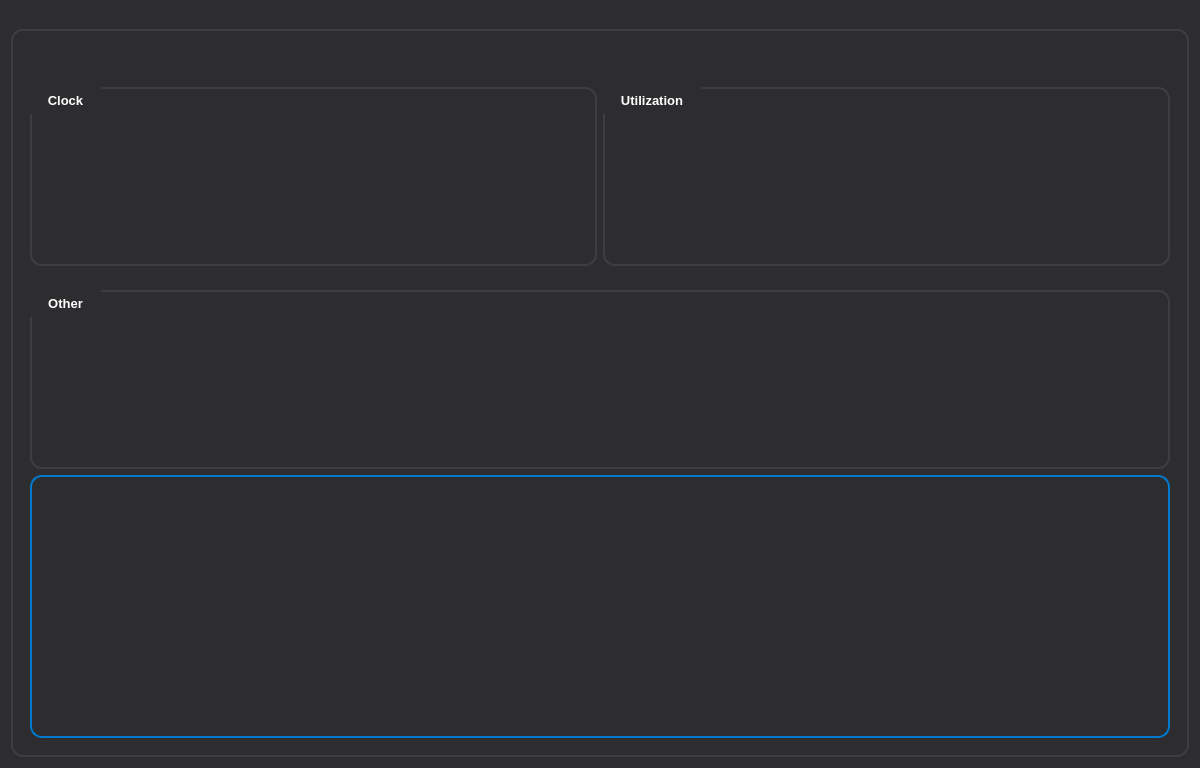
Before: the Qt Designer form LenovoLegion/LenovoLegion-Application/GPUDetails.ui in bolekjar/LenovoLegion, drawn with Qt 5.
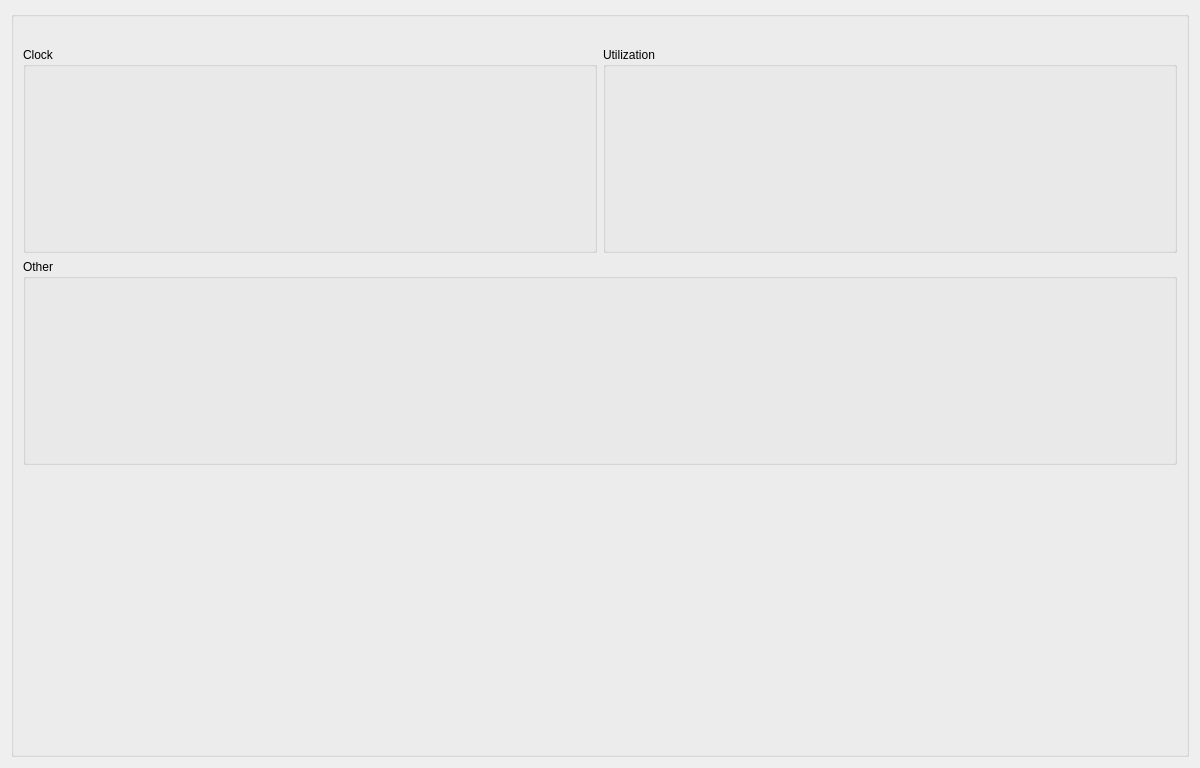
After: the same form once the commit is applied. Icons and pictures are not drawn. Custom widgets are drawn as their Qt base class.

What changed in the file:
```diff
--- a/LenovoLegion/LenovoLegion-Application/GPUDetails.ui
+++ b/LenovoLegion/LenovoLegion-Application/GPUDetails.ui
@@ -29,94 +29,6 @@
    <iconset resource="Resources.qrc">
     <normaloff>:/images/icons/LenovoLegionIco.png</normaloff>:/images/icons/LenovoLegionIco.png</iconset>
   </property>
-  <property name="styleSheet">
-   <string notr="true">/* ===========================
-   Modern Lenovo Legion Theme
-   Enhanced Readability and Styling
-   =========================== */
-
-/* Basic Styling */
-QWidget {
-	background-color: #2d2d30;
-    border-radius: 12px;
-    border: 0px;
-    color: #e0e0e0;
-    font-family: "Segoe UI", "Ubuntu", sans-serif;
-    font-size: 13px;
-}
-
-#GPUDetails {
-	background: qlineargradient(x1:0, y1:0, x2:1, y2:1,
-                              stop:0 #1e1e1e, stop:1 #2d2d30);
-}
-
-/* ===== QGroupBox ===== */
-QGroupBox {
-    border: 2px solid #3e3e42;
-    margin-top: 18px;
-    font-size: 13px;
-    font-weight: 500;
-    border-radius: 12px;
-	background-color: qlineargradient(x1:0, y1:0, x2:0, y2:1,
-                                      stop:0 #3a3a3d, stop:1 #2d2d30);
-    padding: 8px;
-}
-
-QGroupBox::title {
-    subcontrol-position: top left;
-    border-top-left-radius: 10px;
-    border-top-right-radius: 10px;
-    padding: 6px 16px;
-    background: qlineargradient(x1:0, y1:0, x2:1, y2:0,
-                                stop:0 #007acc, stop:1 #005a9e);
-    color: #ffffff;
-    font-weight: bold;
-    letter-spacing: 0.5px;
-}
-
-QGroupBox::indicator {
-    width: 16px;
-    height: 16px;
-}
-
-QGroupBox::indicator:unchecked {
-    background-color: #2d2d30;
-    border: 2px solid #007acc;
-    border-radius: 6px;
-}
-
-QGroupBox::indicator:checked {
-    background: qlineargradient(x1:0, y1:0, x2:1, y2:1,
-                                stop:0 #007acc, stop:1 #00a8ff);
-    border: 2px solid #00a8ff;
-    border-radius: 6px;
-}
-
-/* ===== QToolTip ===== */
-QToolTip {
-    background: qlineargradient(x1:0, y1:0, x2:0, y2:1,
-                                stop:0 #007acc, stop:1 #005a9e);
-    background-clip: padding-box;
-    color: #ffffff;
-    border: 2px solid #00a8ff;
-    border-radius: 8px;
-    padding: 8px 14px;
-    font-size: 13px;
-    font-weight: 500;
-    margin: 2px;
-}
-
-/* ===== QLabel ===== */
-QLabel {
-    background: qlineargradient(x1:0, y1:0, x2:0, y2:1,
-                                stop:0 #3a3a3d, stop:1 #2d2d30);
-    color: #e0e0e0;
-    padding: 18px;
-    border-radius: 12px;
-    font-weight: bold;
-    border: 2px solid #007acc;
-}</string>
-  </property>
   <layout class="QVBoxLayout" name="verticalLayout_2" stretch="95">
    <item>
     <widget class="QGroupBox" name="groupBox_GPUDetails">
```
